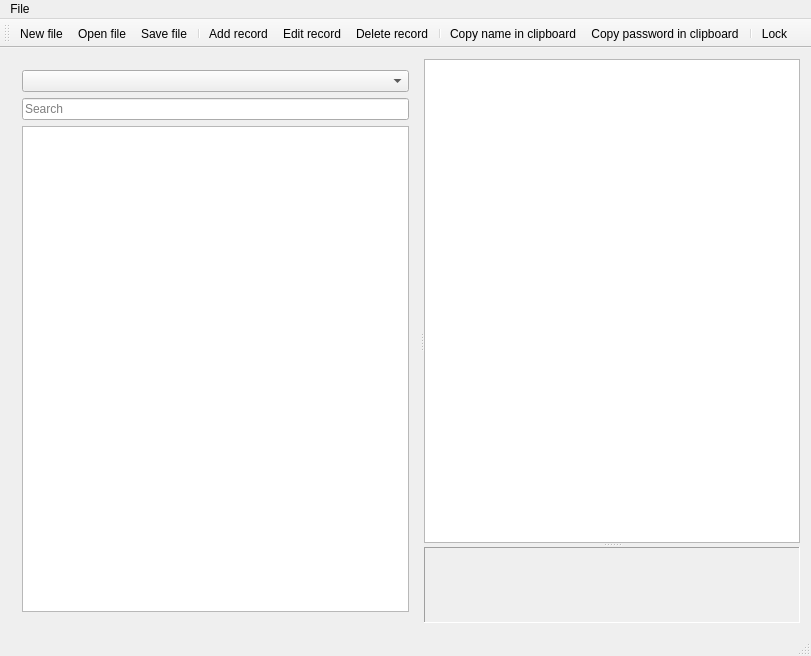
Old version of the form mainwindow.ui in the repository Avengerrr/Pass_Manager.
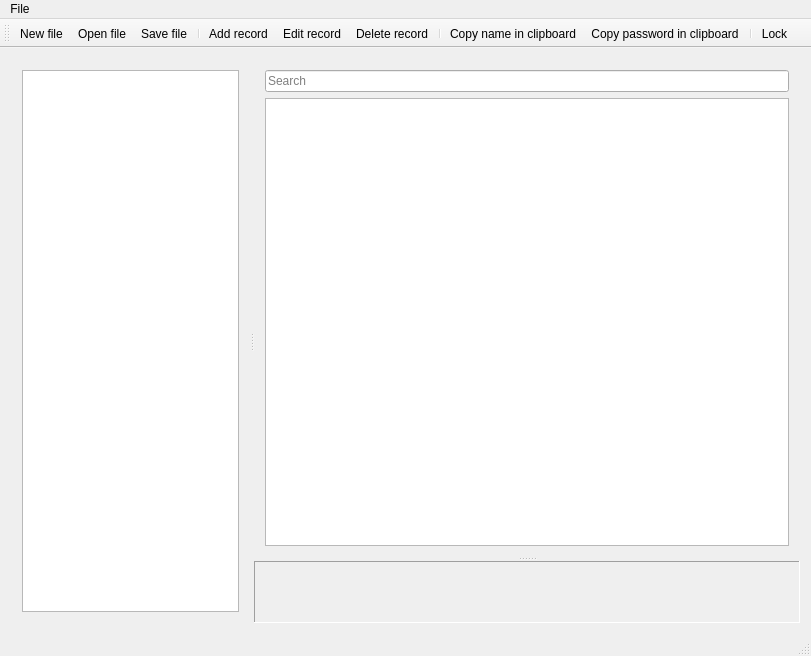
New version of the form. The open tabs and pages were chosen to show the change. Icons and pictures are not drawn.

Commit message: Grops and MainTable

The edit to the form file:
```diff
--- a/mainwindow.ui
+++ b/mainwindow.ui
@@ -537,24 +537,38 @@
        </layout>
       </widget>
       <widget class="QWidget" name="Page_Main">
-       <layout class="QVBoxLayout" name="verticalLayout_6">
+       <layout class="QVBoxLayout" name="verticalLayout_11">
         <item>
-         <widget class="QSplitter" name="HSplitter_Main_0">
+         <widget class="QSplitter" name="splitter_2">
           <property name="orientation">
            <enum>Qt::Horizontal</enum>
           </property>
           <widget class="QWidget" name="layoutWidget">
            <layout class="QVBoxLayout" name="VLayout_Main_0">
             <item>
-             <widget class="QComboBox" name="ComboBox_Main_Section">
-              <property name="sizePolicy">
-               <sizepolicy hsizetype="Preferred" vsizetype="Fixed">
-                <horstretch>0</horstretch>
-                <verstretch>0</verstretch>
-               </sizepolicy>
+             <widget class="QTreeView" name="TreeView_Main_Category">
+              <property name="horizontalScrollBarPolicy">
+               <enum>Qt::ScrollBarAlwaysOff</enum>
+              </property>
+              <property name="sizeAdjustPolicy">
+               <enum>QAbstractScrollArea::AdjustToContents</enum>
+              </property>
+              <property name="editTriggers">
+               <set>QAbstractItemView::NoEditTriggers</set>
+              </property>
+              <property name="textElideMode">
+               <enum>Qt::ElideRight</enum>
               </property>
              </widget>
             </item>
+           </layout>
+          </widget>
+          <widget class="QSplitter" name="splitter">
+           <property name="orientation">
+            <enum>Qt::Vertical</enum>
+           </property>
+           <widget class="QWidget" name="verticalLayoutWidget">
+            <layout class="QVBoxLayout" name="verticalLayout_6">
             <item>
              <widget class="QLineEdit" name="LineEdit_Main_Search">
               <property name="sizePolicy">
@@ -575,14 +589,6 @@
              </widget>
             </item>
             <item>
-             <widget class="QListView" name="ListView_Main_Category"/>
-            </item>
-           </layout>
-          </widget>
-          <widget class="QSplitter" name="VSplitter_Main_0">
-           <property name="orientation">
-            <enum>Qt::Vertical</enum>
-           </property>
            <widget class="QTableView" name="TableView_Main_Records">
             <property name="sizeAdjustPolicy">
              <enum>QAbstractScrollArea::AdjustIgnored</enum>
@@ -599,6 +605,9 @@
             <property name="sortingEnabled">
              <bool>true</bool>
             </property>
+              </widget>
+             </item>
+            </layout>
            </widget>
            <widget class="QFrame" name="Frame_Main_RecordInfo">
             <property name="sizePolicy">
```
Left out of the diff: 2 changed lines with no effect on the pictures. Lines whose indentation alone changed are shown as unchanged. The commit also changes 4 other files.
